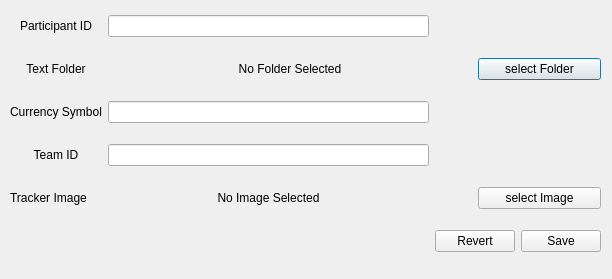
djotaku/ELDonationTracker, file settings.ui: the form before one commit.
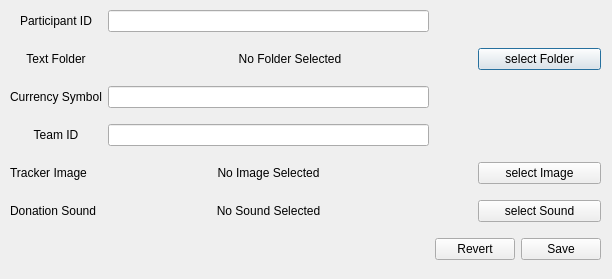
The form after the commit.

Commit message:
Added donation sound to settings
In order to facilitate playing MP3s instead of just WAVs,
went from QSound to QMediaplayer. Also, to allow for the
user to have some flexibility, added in the ability to
change the sound file to the settings.

I think with the way I've added in the loadsound function
to a few different places, it SHOULD update if the user changes the
sound after a load. It's the same as the changes I made for the
image, so it *should* work.

Diff of the .ui file:
```diff
--- a/settings.ui
+++ b/settings.ui
@@ -86,14 +86,14 @@
     <item row="3" column="1">
      <widget class="QLineEdit" name="lineEditTeamID"/>
     </item>
-    <item row="5" column="2" colspan="2">
+    <item row="6" column="2" colspan="2">
      <widget class="QPushButton" name="pushButtonRevert">
       <property name="text">
        <string>Revert</string>
       </property>
      </widget>
     </item>
-    <item row="5" column="4">
+    <item row="6" column="4">
      <widget class="QPushButton" name="pushButtonSave">
       <property name="text">
        <string>Save</string>
@@ -124,6 +124,30 @@
       </property>
      </widget>
     </item>
+    <item row="5" column="0">
+     <widget class="QLabel" name="label_6">
+      <property name="text">
+       <string>Donation Sound</string>
+      </property>
+     </widget>
+    </item>
+    <item row="5" column="1">
+     <widget class="QLabel" name="label_sound">
+      <property name="text">
+       <string>No Sound Selected</string>
+      </property>
+      <property name="alignment">
+       <set>Qt::AlignCenter</set>
+      </property>
+     </widget>
+    </item>
+    <item row="5" column="3" colspan="2">
+     <widget class="QPushButton" name="pushButton_sound">
+      <property name="text">
+       <string>select Sound</string>
+      </property>
+     </widget>
+    </item>
    </layout>
   </widget>
  </widget>
```
Left out of the diff: 34 changed lines with no effect on the pictures. The commit also changes 5 other files.
